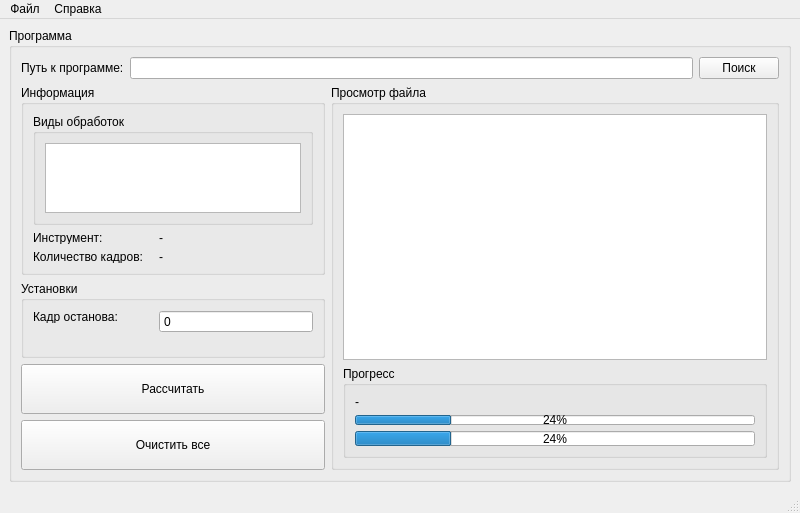
First picture: the form in mainwindow.ui, repository MiBeloz/ScorpionResume, before the edit.
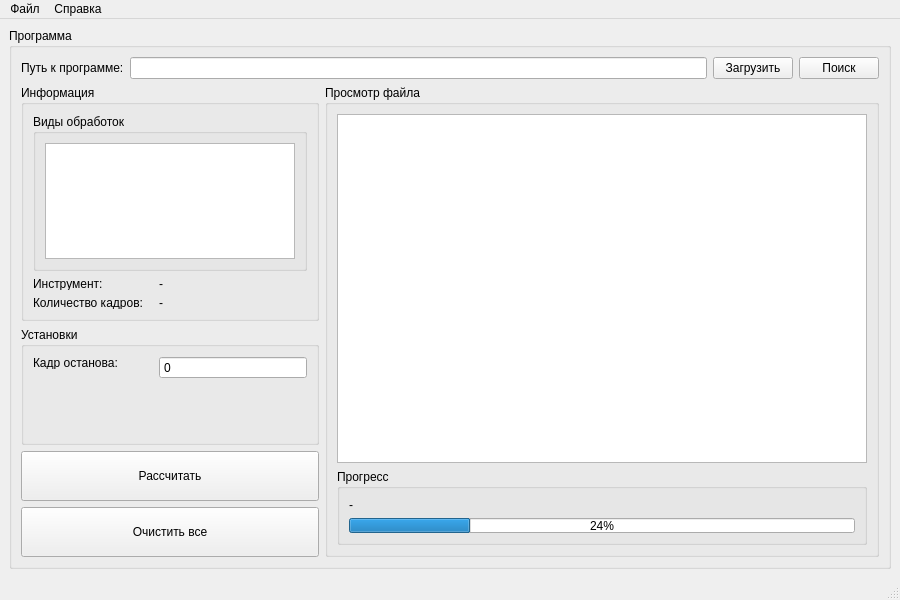
Second picture: the form after the edit.

What changed in the file:
```diff
--- a/mainwindow.ui
+++ b/mainwindow.ui
@@ -6,14 +6,14 @@
    <rect>
     <x>0</x>
     <y>0</y>
-    <width>800</width>
-    <height>513</height>
+    <width>900</width>
+    <height>600</height>
    </rect>
   </property>
   <property name="minimumSize">
    <size>
-    <width>800</width>
-    <height>500</height>
+    <width>900</width>
+    <height>600</height>
    </size>
   </property>
   <property name="maximumSize">
@@ -32,7 +32,7 @@
       <property name="title">
        <string>Программа</string>
       </property>
-      <layout class="QGridLayout" name="gridLayout" rowstretch="0,20,10,20" columnstretch="0,0">
+      <layout class="QGridLayout" name="gridLayout" rowstretch="0,20,10,20" columnstretch="35,65">
        <item row="1" column="0">
         <widget class="QGroupBox" name="grB_info">
          <property name="title">
@@ -173,20 +173,7 @@
               </widget>
              </item>
              <item>
-              <widget class="QProgressBar" name="progressBarLocal">
-               <property name="maximumSize">
-                <size>
-                 <width>16777215</width>
-                 <height>10</height>
-                </size>
-               </property>
-               <property name="value">
-                <number>24</number>
-               </property>
-              </widget>
-             </item>
-             <item>
-              <widget class="QProgressBar" name="progressBarAll">
+              <widget class="QProgressBar" name="progressBar">
                <property name="maximumSize">
                 <size>
                  <width>16777215</width>
@@ -266,6 +253,13 @@
          <item>
           <widget class="QLineEdit" name="le_pathFile"/>
          </item>
+         <item>
+          <widget class="QPushButton" name="pb_loadFile">
+           <property name="text">
+            <string>Загрузить</string>
+           </property>
+          </widget>
+         </item>
          <item>
           <widget class="QPushButton" name="pb_findFile">
            <property name="text">
@@ -315,7 +309,7 @@
     <rect>
      <x>0</x>
      <y>0</y>
-     <width>800</width>
+     <width>900</width>
      <height>21</height>
     </rect>
    </property>
```
Left out of the diff: 2 changed lines with no effect on the pictures.
